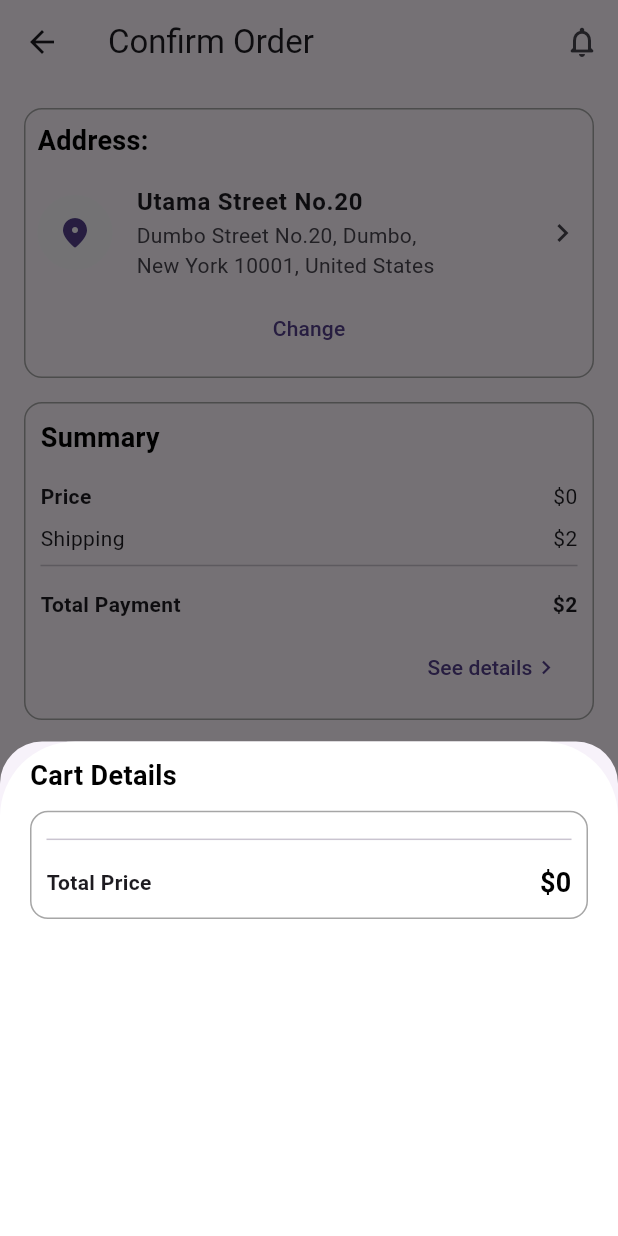
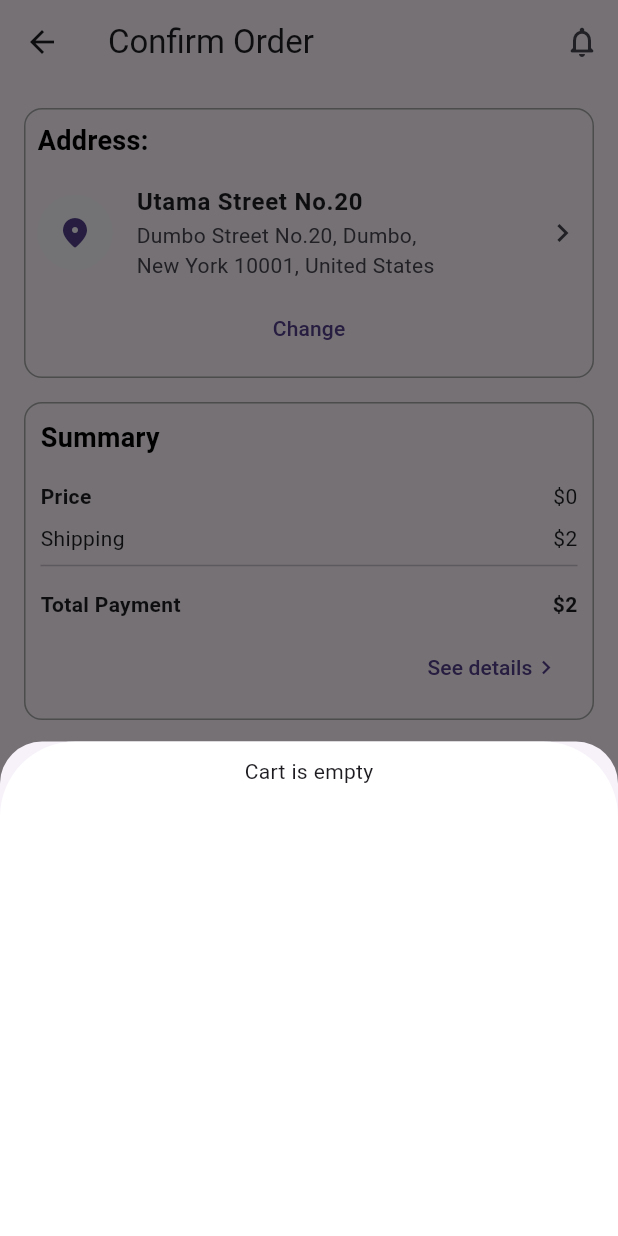
Before and after one commit to ahmedyaser12/bazar, a Flutter app: the ConfirmOrderScreen screen opened directly, after a tap on "See details", on a phone screen of 412 x 824 dp. Run offline on Flutter 3.47's test engine with Material 3 defaults, Android fonts, the phone set to English and light mode, and no system bars; our stand-ins replace bloc, cached_network_image, cloud_firestore, device_preview, dio, dots_indicator and 13 more; missing offline and left inert: flutter_paypal_checkout, read_more_text; accounts and stored records are empty; network calls fail.

Commit message:
add feature to cart screen

```diff
--- a/lib/screens/book_detailes_screen/ui/book_details.dart
+++ b/lib/screens/book_detailes_screen/ui/book_details.dart
@@ -56,7 +56,7 @@ class _BookDetailsState extends State<BookDetails> {
     super.initState();
   }
 
-  int num = 0;
+  int num = 1;
 
   @override
   Widget build(BuildContext context) {
--- a/lib/screens/cart_screen/logic/card_screen_state.dart
+++ b/lib/screens/cart_screen/logic/card_screen_state.dart
@@ -13,7 +13,7 @@ class ConfirmOrder extends CardScreenState {
   ConfirmOrder(this.dateTime);
 }
  class RemoveItem extends CardScreenState {
-  final List cartList;
+ final List cartList;
     RemoveItem(this.cartList);
  }
 class AddNum extends CardScreenState {
--- a/lib/screens/cart_screen/ui/widget/cart_details.dart
+++ b/lib/screens/cart_screen/ui/widget/cart_details.dart
@@ -8,11 +8,11 @@ import '../../../../core/utils/styles.dart';
 import '../../logic/card_screen_cubit.dart';
 
 class CartDetails extends StatelessWidget {
-  final List cartList;
+  List cartList;
   final int totalPrice;
   final void Function(int index) onTab;
 
-  const CartDetails(
+  CartDetails(
       {super.key,
       required this.cartList,
       required this.totalPrice,
@@ -22,7 +22,9 @@ class CartDetails extends StatelessWidget {
   Widget build(BuildContext context) {
     return BlocBuilder<CardScreenCubit, CardScreenState>(
       builder: (context, state) {
-        return Column(
+        state is RemoveItem ? cartList = state.cartList : null;
+        return cartList.isNotEmpty
+            ? Column(
                 crossAxisAlignment: CrossAxisAlignment.start,
                 children: [
                   Text(
@@ -67,7 +69,8 @@ class CartDetails extends StatelessWidget {
                                         ? Text(
                                             "  \(${cartList[index]['num'].toString()}\)")
                                         : Container(),
-                              widthSpace(cartList[index]['num'] != 1 ? 5 : 0),
+                                    widthSpace(
+                                        cartList[index]['num'] != 1 ? 5 : 0),
                                   ],
                                 ),
                                 trailing: Text(
@@ -99,6 +102,9 @@ class CartDetails extends StatelessWidget {
                     ),
                   ),
                 ],
+              )
+            : const Center(
+                child: Text('Cart is empty'),
               );
       },
     );
--- a/lib/services/firebase_service.dart
+++ b/lib/services/firebase_service.dart
@@ -68,7 +68,7 @@ class FirebaseService {
     }
   }
 
-  Future<List?> removeFromCart(String userId, int itemId) async {
+  Future<List> removeFromCart(String userId, int itemId) async {
     var cartRef = _db.collection('carts').doc(userId);
     var cartSnapshot = await cartRef.get();
     if (cartSnapshot.exists) {
@@ -83,7 +83,7 @@ class FirebaseService {
         return currentCartItems;
       }
     }
-    return null;
+    return [];
   }
 }
 
```
Also changed, not shown: lib/screens/book_detailes_screen/ui/widget/title_and_favourit.dart (+8 -3 lines), lib/screens/cart_screen/logic/card_screen_cubit.dart (+4 -4 lines). Lines whose indentation alone changed are shown as unchanged.
